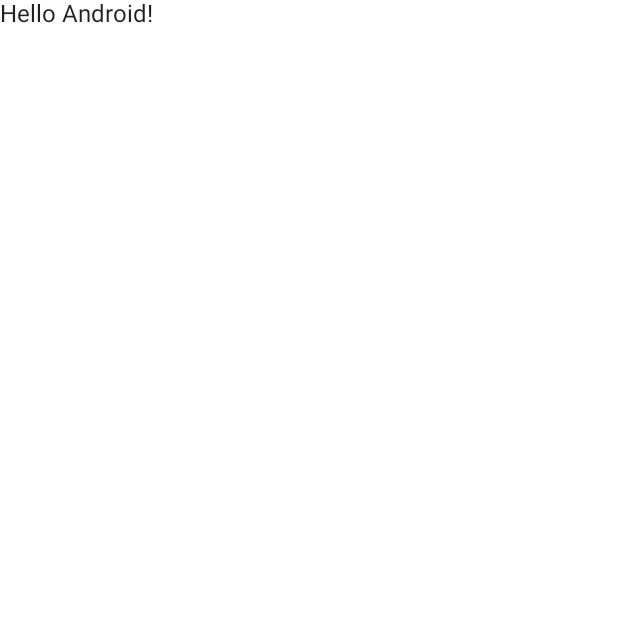
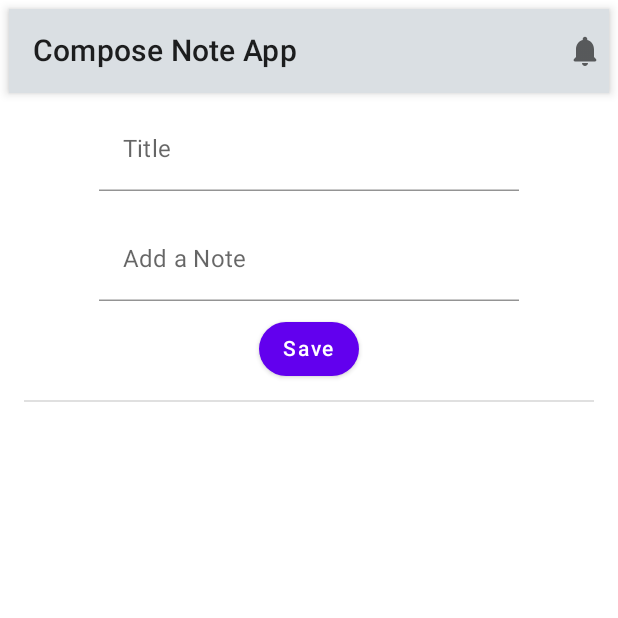
Before and after one commit to m-awaisnazeer/Compose_Note_App, an Android app built with Jetpack Compose: the screen it shows after launch (MainActivity), on a phone screen of 412 x 824 dp, the top half of it. Before the commit the part shown is almost empty. Run offline under Robolectric (Android 15) with nearby library versions, the phone set to English and light mode, and no system bars.

Commit message:
Note Functionality completed

```diff
--- a/app/build.gradle
+++ b/app/build.gradle
@@ -54,6 +54,7 @@ dependencies {
     implementation "androidx.compose.ui:ui:$compose_ui_version"
     implementation "androidx.compose.ui:ui-tooling-preview:$compose_ui_version"
     implementation 'androidx.compose.material:material:1.1.1'
+    implementation 'androidx.lifecycle:lifecycle-viewmodel-compose:2.5.1'
     testImplementation 'junit:junit:4.13.2'
     androidTestImplementation 'androidx.test.ext:junit:1.1.3'
     androidTestImplementation 'androidx.test.espresso:espresso-core:3.4.0'
--- a/app/src/main/java/com/example/composenoteapp/MainActivity.kt
+++ b/app/src/main/java/com/example/composenoteapp/MainActivity.kt
@@ -1,18 +1,23 @@
 package com.example.composenoteapp
 
+import android.os.Build
 import android.os.Bundle
 import androidx.activity.ComponentActivity
 import androidx.activity.compose.setContent
+import androidx.annotation.RequiresApi
 import androidx.compose.foundation.layout.fillMaxSize
 import androidx.compose.material.MaterialTheme
 import androidx.compose.material.Surface
-import androidx.compose.material.Text
 import androidx.compose.runtime.Composable
 import androidx.compose.ui.Modifier
 import androidx.compose.ui.tooling.preview.Preview
+import androidx.lifecycle.viewmodel.compose.viewModel
+import com.example.composenoteapp.screen.NoteScreen
+import com.example.composenoteapp.screen.NoteViewModel
 import com.example.composenoteapp.ui.theme.ComposeNoteAppTheme
 
 class MainActivity : ComponentActivity() {
+    @RequiresApi(Build.VERSION_CODES.O)
     override fun onCreate(savedInstanceState: Bundle?) {
         super.onCreate(savedInstanceState)
         setContent {
@@ -22,22 +27,27 @@ class MainActivity : ComponentActivity() {
                     modifier = Modifier.fillMaxSize(),
                     color = MaterialTheme.colors.background
                 ) {
-                    Greeting("Android")
+                    NotesApp()
                 }
             }
         }
     }
 }
 
+@RequiresApi(Build.VERSION_CODES.O)
 @Composable
-fun Greeting(name: String) {
-    Text(text = "Hello $name!")
+fun NotesApp(noteViewModel: NoteViewModel = viewModel()){
+    val notes = noteViewModel.getAllNotes()
+    NoteScreen(notes = notes, onAddNote =  {
+        noteViewModel.addNote(it)
+    }, onRemoveNote = {
+        noteViewModel.removeNote(it)
+    })
 }
 
 @Preview(showBackground = true)
 @Composable
 fun DefaultPreview() {
     ComposeNoteAppTheme {
-        Greeting("Android")
     }
 }
--- /dev/null
+++ b/app/src/main/java/com/example/composenoteapp/components/NoteComponents.kt
@@ -0,0 +1,63 @@
+package com.example.composenoteapp.components
+
+import androidx.compose.foundation.shape.CircleShape
+import androidx.compose.foundation.text.KeyboardActions
+import androidx.compose.foundation.text.KeyboardOptions
+import androidx.compose.material.Button
+import androidx.compose.material.Text
+import androidx.compose.material.TextField
+import androidx.compose.material.TextFieldDefaults
+import androidx.compose.runtime.Composable
+import androidx.compose.ui.ExperimentalComposeUiApi
+import androidx.compose.ui.Modifier
+import androidx.compose.ui.graphics.Color
+import androidx.compose.ui.platform.LocalSoftwareKeyboardController
+import androidx.compose.ui.text.input.ImeAction
+
+@OptIn(ExperimentalComposeUiApi::class)
+@Composable
+fun NoteInputText(
+    modifier: Modifier = Modifier,
+    text: String,
+    label: String,
+    maxLine: Int = 1,
+    onTextChange: (String) -> Unit,
+    onImeAction: () -> Unit = {}
+) {
+
+    val keyboardController = LocalSoftwareKeyboardController.current
+    TextField(
+        value = text,
+        onValueChange = onTextChange,
+        colors = TextFieldDefaults.textFieldColors(
+            backgroundColor = Color.Transparent
+        ),
+        maxLines = maxLine,
+        label = { Text(text = label) },
+        keyboardOptions = KeyboardOptions.Default.copy(
+            imeAction = ImeAction.Done
+        ),
+        keyboardActions = KeyboardActions(onDone = {
+            onImeAction()
+            keyboardController?.hide()
+        }),
+        modifier = modifier
+    )
+}
+
+@Composable
+fun NoteButton(
+    modifier: Modifier=Modifier,
+    text: String,
+    onClick: () -> Unit,
+    enabled: Boolean = true
+) {
+    Button(
+        onClick = onClick,
+        shape = CircleShape,
+        enabled = enabled,
+        modifier = modifier
+    ) {
+        Text(text = text)
+    }
+}
--- /dev/null
+++ b/app/src/main/java/com/example/composenoteapp/screen/NoteScreen.kt
@@ -0,0 +1,141 @@
+package com.example.composenoteapp.screen
+
+import android.os.Build
+import android.widget.Toast
+import androidx.annotation.RequiresApi
+import androidx.compose.foundation.clickable
+import androidx.compose.foundation.layout.Column
+import androidx.compose.foundation.layout.fillMaxWidth
+import androidx.compose.foundation.layout.padding
+import androidx.compose.foundation.lazy.LazyColumn
+import androidx.compose.foundation.lazy.items
+import androidx.compose.foundation.shape.RoundedCornerShape
+import androidx.compose.material.*
+import androidx.compose.material.icons.Icons
+import androidx.compose.material.icons.rounded.Notifications
+import androidx.compose.runtime.*
+import androidx.compose.ui.Alignment
+import androidx.compose.ui.Modifier
+import androidx.compose.ui.draw.clip
+import androidx.compose.ui.graphics.Color
+import androidx.compose.ui.platform.LocalContext
+import androidx.compose.ui.res.stringResource
+import androidx.compose.ui.tooling.preview.Preview
+import androidx.compose.ui.unit.dp
+import com.example.composenoteapp.R
+import com.example.composenoteapp.components.NoteButton
+import com.example.composenoteapp.components.NoteInputText
+import com.example.composenoteapp.data.NotesDataSource
+import com.example.composenoteapp.model.Note
+import java.time.format.DateTimeFormatter
+
+@RequiresApi(Build.VERSION_CODES.O)
+@Composable
+fun NoteScreen(
+    notes: List<Note>, onAddNote: (Note) -> Unit, onRemoveNote: (Note) -> Unit
+) {
+    var title by remember {
+        mutableStateOf("")
+    }
+    var description by remember {
+        mutableStateOf("")
+    }
+
+    val context = LocalContext.current
+    Column(modifier = Modifier.padding(6.dp)) {
+        TopAppBar(title = {
+            Text(text = stringResource(id = R.string.app_name))
+        }, actions = {
+            Icon(
+                imageVector = Icons.Rounded.Notifications, contentDescription = "Icon"
+            )
+        }, backgroundColor = Color(0xFFDADFE3))
+        //Content
+
+        Column(
+            modifier = Modifier.fillMaxWidth(), horizontalAlignment = Alignment.CenterHorizontally
+        ) {
+            NoteInputText(modifier = Modifier.padding(
+                top = 9.dp, bottom = 8.dp
+            ), text = title, label = "Title", onTextChange = {
+                if (it.all { char ->
+                        char.isLetter() || char.isWhitespace()
+                    }) title = it
+            })
+            NoteInputText(modifier = Modifier.padding(
+                top = 9.dp, bottom = 8.dp
+            ), text = description, label = "Add a Note", onTextChange = {
+                if (it.all { char ->
+                        char.isLetter() || char.isWhitespace()
+                    }) description = it
+            })
+            NoteButton(text = "Save", onClick = {
+                if (title.isNotEmpty() && description.isNotEmpty()) {
+                    onAddNote(Note(title = title, description = description))
+                    title = ""
+                    description = ""
+                    Toast.makeText(context, "Note Added", Toast.LENGTH_SHORT).show()
+                }
+            })
+        }
+        Divider(modifier = Modifier.padding(10.dp))
+        LazyColumn {
+            items(notes) { note ->
+                NoteRow(note = note, onNoteClick = {
+                    onRemoveNote(it)
+                })
+            }
+        }
+    }
+
+}
+
+@RequiresApi(Build.VERSION_CODES.O)
+@Composable
+fun NoteRow(
+    modifier: Modifier = Modifier, note: Note, onNoteClick: (Note) -> Unit
+) {
+    Surface(
+        modifier
+            .padding(4.dp)
+            .clip(RoundedCornerShape(topEnd = 33.dp, bottomStart = 33.dp))
+            .fillMaxWidth(), color = Color(0xFFDFE6EB), elevation = 6.dp
+    ) {
+        Column(
+            modifier
+                .clickable {
+                    onNoteClick(note)
+                }
+                .padding(
+                    horizontal = 14.dp, vertical = 6.dp
+                ), horizontalAlignment = Alignment.Start) {
+            Text(
+
+                text = note.title,
+                style = MaterialTheme.typography.subtitle2
+            )
+            Text(
+                text = note.description,
+                style = MaterialTheme.typography.subtitle1
+            )
+            Text(
+                text = note.entryDate.format(
+                    DateTimeFormatter
+                        .ofPattern("EEE, d MMM")
+                ),
+                style = MaterialTheme.typography.caption
+            )
+        }
+
+    }
+
+}
+
+@RequiresApi(Build.VERSION_CODES.O)
+@Preview(showBackground = true)
+@Composable
+fun NoteScreenPreview() {
+    NoteScreen(NotesDataSource().loadNotes(), {}) {
+
+    }
+}
--- /dev/null
+++ b/app/src/main/java/com/example/composenoteapp/screen/NoteViewModel.kt
@@ -0,0 +1,23 @@
+package com.example.composenoteapp.screen
+
+import androidx.compose.runtime.mutableStateListOf
+import androidx.lifecycle.ViewModel
+import com.example.composenoteapp.model.Note
+
+class NoteViewModel: ViewModel() {
+    private var noteList = mutableStateListOf<Note>()
+
+    init {
+    }
+    fun addNote(note: Note){
+        noteList.add(note)
+    }
+
+    fun removeNote(note: Note){
+        noteList.remove(note)
+    }
+
+    fun getAllNotes():List<Note>{
+        return noteList
+    }
+}
```
Also changed, not shown: app/src/main/java/com/example/composenoteapp/data/NotesDataSource.kt (added, +23 -0 lines), app/src/main/java/com/example/composenoteapp/model/Note.kt (added, +13 -0 lines).
